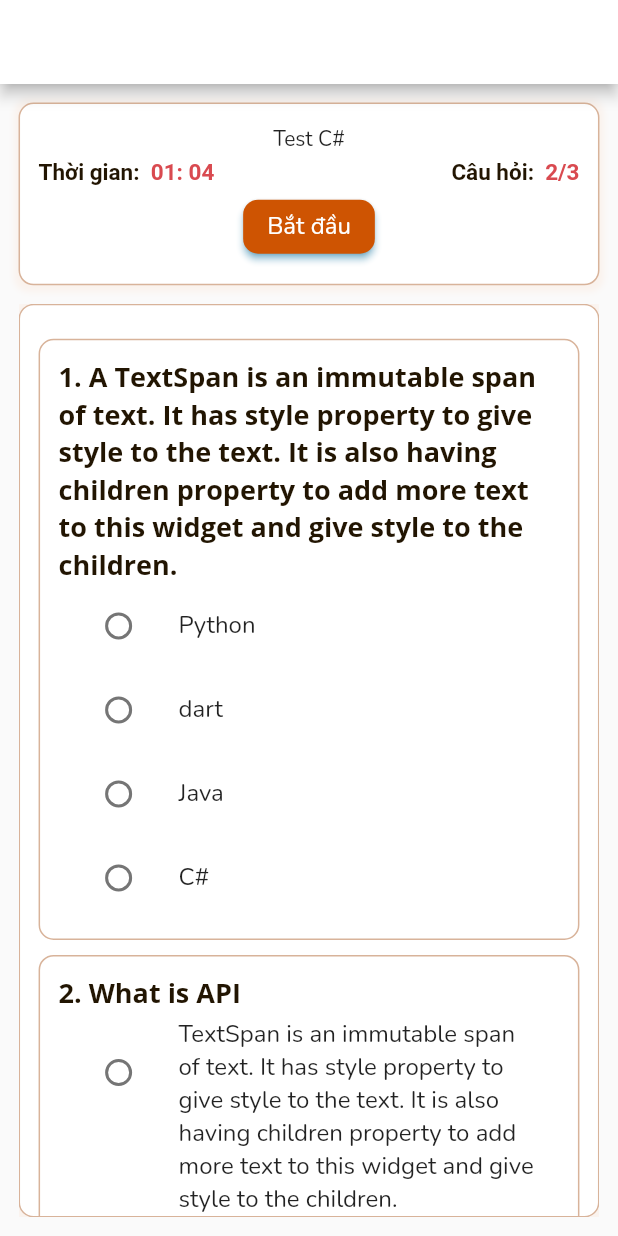
After one commit to NenUTC2/UTC2_Student, a Flutter app: the QuizSreen screen opened directly, after a tap on "Bắt đầu", on a phone screen of 412 x 824 dp. The commit adds this screen. Run offline on Flutter 3.47's test engine with Material 2 defaults, Android fonts, the phone set to English and light mode, and no system bars; our stand-ins replace bloc, bottom_navy_bar, bubble_tab_indicator, cached_network_image, cloud_firestore, dots_indicator and 24 more; missing offline and left inert: flutter_barcode_scanner, geocoder; accounts and stored records are empty; project files that could hold a hidden picture were left out.

Commit message:
add quiz screen

```diff
--- /dev/null
+++ b/lib/screens/classroom/quiz_screen.dart
@@ -0,0 +1,351 @@
+import 'dart:async';
+import 'package:flutter/material.dart';
+import 'package:utc2_student/utils/utils.dart';
+
+class QuizSreen extends StatefulWidget {
+  @override
+  _QuizSreenState createState() => _QuizSreenState();
+}
+
+class _QuizSreenState extends State<QuizSreen> {
+  int selectedRadio;
+  bool start = false;
+
+  final interval = const Duration(seconds: 1);
+
+  final int timerMaxSeconds = 65;
+
+  int currentSeconds = 0;
+
+  String get timerText =>
+      '${((timerMaxSeconds - currentSeconds) ~/ 60).toString().padLeft(2, '0')}: ${((timerMaxSeconds - currentSeconds) % 60).toString().padLeft(2, '0')}';
+
+  startTimeout([int milliseconds]) {
+    var duration = interval;
+    Timer.periodic(duration, (timer) {
+      setState(() {
+        currentSeconds = timer.tick;
+        if (timer.tick >= timerMaxSeconds) {
+          timer.cancel();
+          start = false;
+        }
+      });
+    });
+  }
+
+  @override
+  void initState() {
+    // TODO: implement initState
+    super.initState();
+    selectedRadio = 0;
+  }
+
+  int totalAnswer = 2;
+  List questionList = [
+    {
+      'Question':
+          'A TextSpan is an immutable span of text. It has style property to give style to the text. It is also having children property to add more text to this widget and give style to the children.',
+      'Option1': 'Python',
+      'Option2': 'dart',
+      'Option3': 'Java',
+      'Option4': 'C#',
+      'Correct': 3,
+    },
+    {
+      'Question': 'What is API',
+      'Option1':
+          'TextSpan is an immutable span of text. It has style property to give style to the text. It is also having children property to add more text to this widget and give style to the children.',
+      'Option2': 'dart',
+      'Option3': 'Java',
+      'Option4': 'C#',
+      'Correct': 1,
+    },
+    {
+      'Question': 'Xin chào',
+      'Option1': 'UTC2',
+      'Option2': 'GSA',
+      'Option3': 'GTVT',
+      'Option4': '',
+      'Correct': 4,
+    }
+  ];
+
+  @override
+  Widget build(BuildContext context) {
+    Size size = MediaQuery.of(context).size;
+    return Scaffold(
+      appBar: AppBar(
+        backgroundColor: Colors.white,
+      ),
+      body: Container(
+        padding: EdgeInsets.all(size.width * 0.03),
+        child: Column(
+          children: [
+            Flexible(
+              flex: 1,
+              child: QuizTitle(
+                title: 'Test C#',
+                time: timerText,
+                totalQuestion: totalAnswer.toString() +
+                    "/" +
+                    questionList.length.toString(),
+                start: () {
+                  startTimeout();
+                  setState(() {
+                    start = true;
+                  });
+                },
+              ),
+            ),
+            SizedBox(
+              height: size.width * 0.03,
+            ),
+            Flexible(
+              flex: 5,
+              child: AnimatedCrossFade(
+                secondChild: Container(),
+                firstCurve: Curves.easeInOutSine,
+                crossFadeState: start
+                    ? CrossFadeState.showFirst
+                    : CrossFadeState.showSecond,
+                duration: Duration(milliseconds: 500),
+                firstChild: Container(
+                  width: size.width,
+                  alignment: Alignment.center,
+                  decoration: BoxDecoration(
+                      boxShadow: [
+                        BoxShadow(
+                          color: ColorApp.orange.withOpacity(0.05),
+                          spreadRadius: 3,
+                          blurRadius: 3,
+                          offset: Offset(0, 1), // changes position of shadow
+                        ),
+                      ],
+                      color: Colors.white,
+                      borderRadius: BorderRadius.circular(10),
+                      border: Border.all(color: ColorApp.lightGrey)),
+                  child: Scrollbar(
+                    child: ListView.builder(
+                        padding: EdgeInsets.all(size.width * 0.03),
+                        itemCount: questionList.length,
+                        itemBuilder: (context, index) {
+                          return Container(
+                            margin: EdgeInsets.only(top: 10),
+                            child: Question(
+                              number: index,
+                              question: questionList[index]['Question'],
+                              option1: Option(
+                                answer: questionList[index]['Option1'],
+                                value: 1,
+                                selectedRadio: selectedRadio,
+                                setSelectedRadio: (val) {
+                                  setState(() {
+                                    selectedRadio = val;
+                                  });
+                                },
+                              ),
+                              option2: Option(
+                                answer: questionList[index]['Option2'],
+                                value: 2,
+                                selectedRadio: selectedRadio,
+                                setSelectedRadio: (val) {
+                                  setState(() {
+                                    selectedRadio = val;
+                                  });
+                                },
+                              ),
+                              option3: Option(
+                                answer: questionList[index]['Option3'],
+                                value: 3,
+                                selectedRadio: selectedRadio,
+                                setSelectedRadio: (val) {
+                                  setState(() {
+                                    selectedRadio = val;
+                                  });
+                                },
+                              ),
+                              option4: Option(
+                                answer: questionList[index]['Option4'],
+                                value: 4,
+                                selectedRadio: selectedRadio,
+                                setSelectedRadio: (val) {
+                                  setState(() {
+                                    selectedRadio = val;
+                                  });
+                                },
+                              ),
+                            ),
+                          );
+                        }),
+                  ),
+                ),
+              ),
+            )
+          ],
+        ),
+      ),
+    );
+  }
+}
+
+class Option extends StatelessWidget {
+  final String answer;
+  final int value;
+  final int selectedRadio;
+  final Function setSelectedRadio;
+  Option({this.selectedRadio, this.value, this.setSelectedRadio, this.answer});
+
+  Widget build(BuildContext context) {
+    return Container(
+      child: ListTile(
+        leading: Radio(
+          value: value,
+          groupValue: selectedRadio,
+          activeColor: ColorApp.red,
+          onChanged: (val) {
+            setSelectedRadio(val);
+          },
+        ),
+        title: Text(answer),
+      ),
+    );
+  }
+}
+
+class Question extends StatelessWidget {
+  final String question;
+  final int number;
+  final Widget option1;
+  final Widget option2;
+  final Widget option3;
+  final Widget option4;
+
+  Question(
+      {this.question,
+      this.number,
+      this.option1,
+      this.option2,
+      this.option3,
+      this.option4});
+  @override
+  Widget build(BuildContext context) {
+    Size size = MediaQuery.of(context).size;
+    return Container(
+      width: size.width,
+      padding: EdgeInsets.all(size.width * 0.03),
+      decoration: BoxDecoration(
+          color: Colors.white,
+          borderRadius: BorderRadius.circular(10),
+          border: Border.all(color: ColorApp.lightGrey)),
+      child: Column(
+        crossAxisAlignment: CrossAxisAlignment.start,
+        children: [
+          Text(
+            (number + 1).toString() + '. ' + question,
+            style: TextStyle(
+                color: ColorApp.black,
+                fontSize: 18,
+                fontWeight: FontWeight.w600),
+          ),
+          option1,
+          option2,
+          option3,
+          option4
+        ],
+      ),
+    );
+  }
+}
+
+class QuizTitle extends StatelessWidget {
+  final String title;
+  final String time;
+  final String totalQuestion;
+  final Function start;
+  QuizTitle({this.title, this.time, this.totalQuestion, this.start});
+  @override
+  Widget build(BuildContext context) {
+    Size size = MediaQuery.of(context).size;
+    return Container(
+        width: size.width,
+        alignment: Alignment.center,
+        padding: EdgeInsets.all(size.width * 0.03),
+        decoration: BoxDecoration(
+            boxShadow: [
+              BoxShadow(
+                color: ColorApp.orange.withOpacity(0.05),
+                spreadRadius: 3,
+                blurRadius: 3,
+                offset: Offset(0, 1), // changes position of shadow
+              ),
+            ],
+            color: Colors.white,
+            borderRadius: BorderRadius.circular(10),
+            border: Border.all(color: ColorApp.lightGrey)),
+        child: Container(
+          child: Column(
+            mainAxisAlignment: MainAxisAlignment.spaceAround,
+            children: [
+              Text(title),
+              Row(
+                mainAxisAlignment: MainAxisAlignment.spaceBetween,
+                children: [
+                  RichText(
+                    text: TextSpan(
+                      text: 'Thời gian:  ',
+                      style: TextStyle(
+                          color: ColorApp.black,
+                          fontSize: 15,
+                          fontWeight: FontWeight.bold),
+                      children: <TextSpan>[
+                        TextSpan(
+                            text: time,
+                            style: TextStyle(
+                                color: ColorApp.red,
+                                fontWeight: FontWeight.bold)),
+                      ],
+                    ),
+                  ),
+                  RichText(
+                    text: TextSpan(
+                      text: 'Câu hỏi:  ',
+                      style: TextStyle(
+                          color: ColorApp.black,
+                          fontSize: 15,
+                          fontWeight: FontWeight.bold),
+                      children: <TextSpan>[
+                        TextSpan(
+                            text: totalQuestion,
+                            style: TextStyle(
+                                color: ColorApp.red,
+                                fontWeight: FontWeight.bold)),
+                      ],
+                    ),
+                  )
+                ],
+              ),
+              ElevatedButton(
+                  child: Container(
+                    //  margin: EdgeInsets.symmetric(vertical: 10),
+                    child: Text("Bắt đầu",
+                        style: TextStyle(
+                            fontSize: 16, fontWeight: FontWeight.normal)),
+                  ),
+                  style: ButtonStyle(
+                      tapTargetSize: MaterialTapTargetSize.padded,
+                      shadowColor:
+                          MaterialStateProperty.all<Color>(Colors.lightBlue),
+                      foregroundColor:
+                          MaterialStateProperty.all<Color>(Colors.white),
+                      backgroundColor:
+                          MaterialStateProperty.all<Color>(ColorApp.mediumOrange),
+                      shape: MaterialStateProperty.all<RoundedRectangleBorder>(
+                          RoundedRectangleBorder(
+                              borderRadius: BorderRadius.circular(10),
+                              side: BorderSide(color: Colors.transparent)))),
+                  onPressed: start),
+            ],
+          ),
+        ));
+  }
+}
--- a/lib/screens/home_screen.dart
+++ b/lib/screens/home_screen.dart
@@ -2,7 +2,7 @@ import 'dart:ui';
 import 'package:utc2_student/screens/activity_page.dart';
 import 'package:utc2_student/screens/notify_page.dart';
 import 'package:utc2_student/screens/schedule_page.dart';
-import 'package:utc2_student/screens/web_view.dart';
+import 'package:utc2_student/widgets/web_view.dart';
 import 'package:utc2_student/utils/custom_glow.dart';
 import 'package:utc2_student/screens/home_page.dart';
 import 'package:utc2_student/screens/profile_page.dart';
```
Also changed, not shown: lib/widgets/web_view.dart (renamed from lib/screens/web_view.dart).
